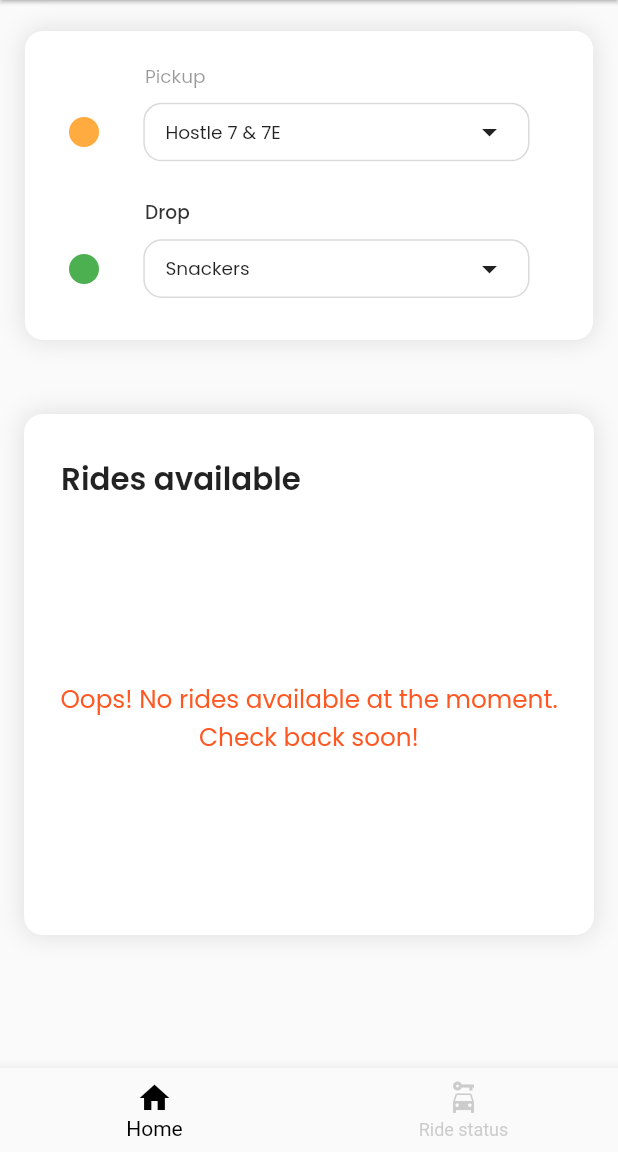
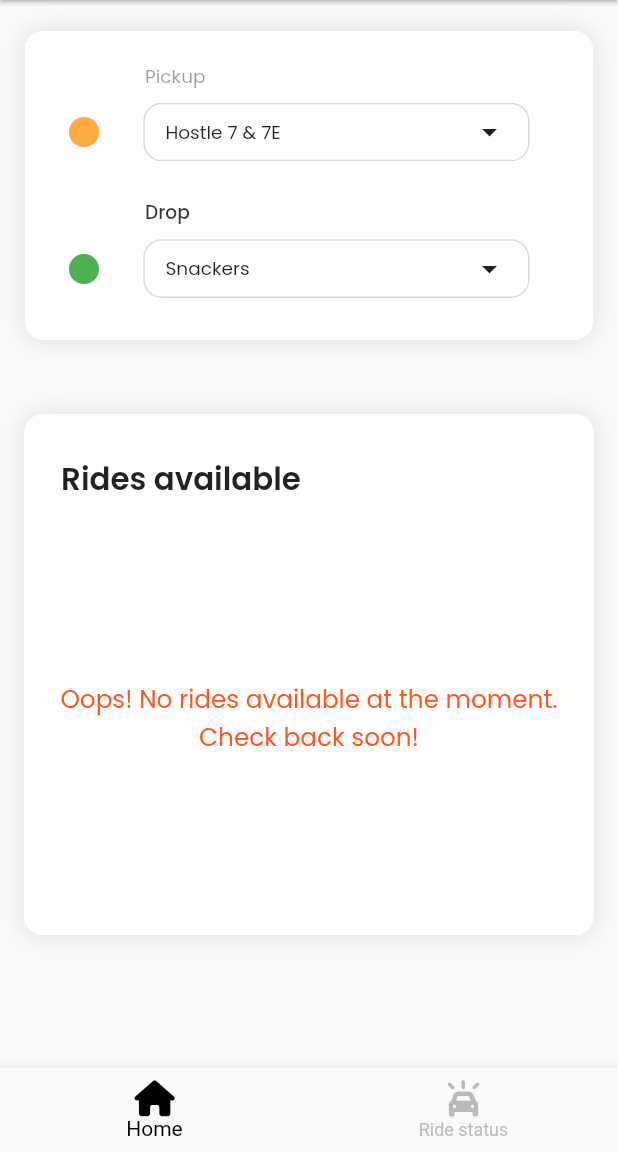
Before and after one commit to kaifakhtar/VoltGo, a Flutter app: the screen it shows once a user with an empty profile is signed in, on a phone screen of 412 x 824 dp, the part 84-1236 px from its top. Run offline on Flutter 3.47's test engine with Material 2 defaults, Android fonts, the phone set to English and light mode, and no system bars; our stand-ins replace cloud_firestore, firebase_auth, firebase_core, flutter_riverpod, flutter_screenutil, font_awesome_flutter and 3 more; accounts and stored records are empty.

Commit message:
implemented ride status

```diff
--- a/lib/providers/on_going_ride_id_provider.dart
+++ b/lib/providers/on_going_ride_id_provider.dart
@@ -1,6 +1,6 @@
 import 'package:flutter_riverpod/flutter_riverpod.dart';
 
-final onGoingIDprovider =StateProvider(
+final onGoingIDprovider =StateProvider.autoDispose(
   // We return the default sort type, here name.
 (ref) => '',
 );
--- a/lib/screens/dashboard_screen.dart
+++ b/lib/screens/dashboard_screen.dart
@@ -9,6 +9,7 @@ import '../providers/on_going_ride_id_provider.dart';
 import 'booking_pickup_screen.dart';
 import 'login_screen.dart';
 import 'ride_status_screen.dart';
+import 'package:font_awesome_flutter/font_awesome_flutter.dart';
 
 class DashBoardScreen extends ConsumerStatefulWidget {
   const DashBoardScreen({super.key});
@@ -27,7 +28,7 @@ class _DashBoardScreenState extends ConsumerState<DashBoardScreen> {
 
   getOnGoingRideDataFromUserDB() async {
     String userId = FirebaseAuth.instance.currentUser!.uid;
-
+    print("user id in method $userId");
     final result = await FirebaseFirestore.instance
         .collection('users registered')
         .doc(userId)
@@ -42,6 +43,7 @@ class _DashBoardScreenState extends ConsumerState<DashBoardScreen> {
     } else {
       //not exists
       print("on going ride not exist!");
+      print("user id in else $userId");
     }
     // final List<DocumentSnapshot> documents = result.docs;
 
@@ -92,22 +94,23 @@ class _DashBoardScreenState extends ConsumerState<DashBoardScreen> {
         ),
       ),
       body: IndexedStack(
+        index: currentIndex,
         children: pages,
-        index: currentIndex,
       ),
       bottomNavigationBar: BottomNavigationBar(
           currentIndex: currentIndex,
           selectedItemColor: Colors.black,
-          unselectedItemColor: Colors.grey.withOpacity(.5),
+          unselectedItemColor: Colors.grey.withOpacity(.7),
           onTap: (value) {
             setState(() {
               currentIndex = value;
             });
           },
           items: const [
-            BottomNavigationBarItem(icon: Icon(Icons.home), label: "Home"),
             BottomNavigationBarItem(
-                icon: Icon(Icons.car_rental), label: "Ride status")
+                icon: FaIcon(FontAwesomeIcons.house), label: "Home"),
+            BottomNavigationBarItem(
+                icon: FaIcon(FontAwesomeIcons.carOn), label: "Ride status")
           ]),
     );
   }
```
Also changed, not shown: pubspec.yaml (+2 -7 lines), pubspec.lock.
